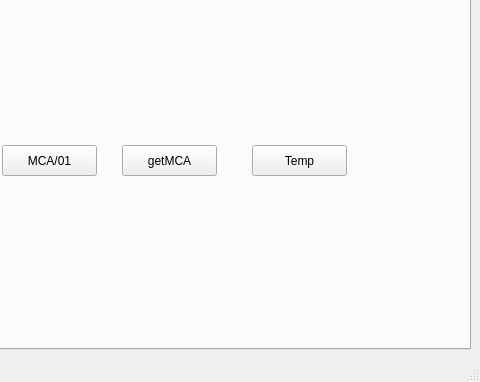
First picture: the form in MainWindow.ui, repository dpirlo/qt-mca, before the edit; both pictures show x 551 to 1031 and y 297 to 679 of the 1031 by 679 pixel window.
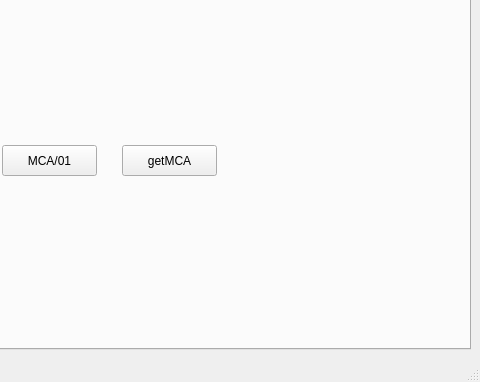
Second picture: the form after the edit. The open tabs and pages were chosen to show the change. Custom widgets are drawn as their Qt base class.

Commit message:
Agregado: [MainWindow] Preferencias y modo debug.
Se agregó en el menú el item 'Preferencias' para tener la opción de elegir el modo debug en consola. Básicamente esto nos habilita a que muestre o no en consola algunos valores importantes, como trama enviada y recibida, valores de cuentas, varianza, etc.

Patch:
```diff
--- a/MainWindow.ui
+++ b/MainWindow.ui
@@ -3098,19 +3098,6 @@
        <string>getMCA</string>
       </property>
      </widget>
-     <widget class="QPushButton" name="pushButton_10">
-      <property name="geometry">
-       <rect>
-        <x>790</x>
-        <y>380</y>
-        <width>95</width>
-        <height>31</height>
-       </rect>
-      </property>
-      <property name="text">
-       <string>Temp</string>
-      </property>
-     </widget>
     </widget>
    </widget>
   </widget>
```
Left out of the diff: 34 changed lines with no effect on the pictures. The commit also changes 2 other files.
